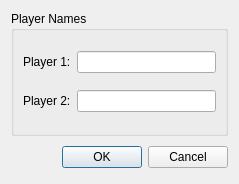
KDE/lskat, file src/namedialog.ui: the form before one commit.
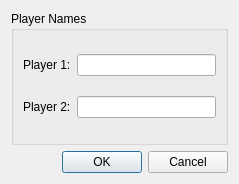
The form after the commit.

Commit message:
ui: switch to QDialogButtonBox
... instead of reimplementing the standard buttons

What changed in the file:
```diff
--- a/src/namedialog.ui
+++ b/src/namedialog.ui
@@ -44,35 +44,11 @@
     </widget>
    </item>
    <item>
-    <layout class="QHBoxLayout">
-     <item>
-      <spacer>
-       <property name="orientation">
-        <enum>Qt::Horizontal</enum>
-       </property>
-       <property name="sizeHint" stdset="0">
-        <size>
-         <width>31</width>
-         <height>31</height>
-        </size>
-       </property>
-      </spacer>
-     </item>
-     <item>
-      <widget class="QPushButton" name="okButton">
-       <property name="text">
-        <string>OK</string>
-       </property>
-      </widget>
-     </item>
-     <item>
-      <widget class="QPushButton" name="cancelButton">
-       <property name="text">
-        <string>Cancel</string>
-       </property>
-      </widget>
-     </item>
-    </layout>
+    <widget class="QDialogButtonBox" name="buttonBox">
+     <property name="standardButtons">
+      <set>QDialogButtonBox::Cancel|QDialogButtonBox::Ok</set>
+     </property>
+    </widget>
    </item>
   </layout>
  </widget>
```
Left out of the diff: 24 changed lines with no effect on the pictures.
